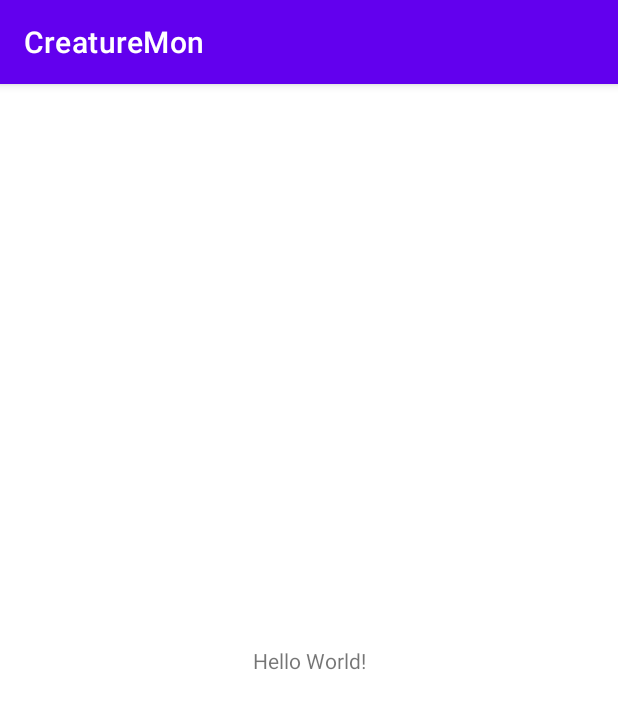
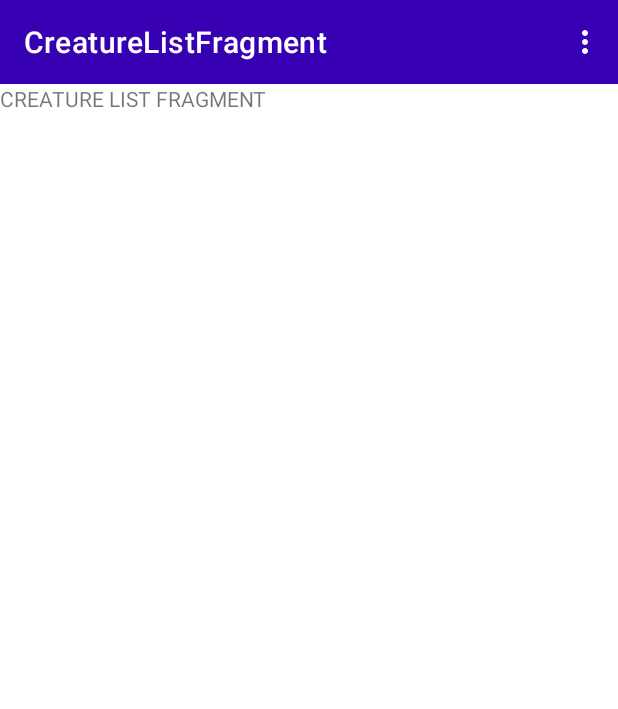
Before and after one commit to canonall/CreatureMon, an Android app: the screen it shows after launch (MainActivity), on a phone screen of 412 x 824 dp. Shown: the top 709 px of the screen. Run offline under Robolectric (Android 15) with nearby library versions, the phone set to English and light mode, and no system bars; our stand-ins replace data binding, navigation-ui.

Commit message:
Navigation Components added

```diff
--- a/app/src/main/AndroidManifest.xml
+++ b/app/src/main/AndroidManifest.xml
@@ -10,7 +10,7 @@
         android:supportsRtl="true"
         android:theme="@style/Theme.CreatureMon">
         <activity
-            android:name=".MainActivity"
+            android:name=".ui.creature.MainActivity"
             android:exported="true">
             <intent-filter>
                 <action android:name="android.intent.action.MAIN" />
--- a/app/src/main/java/com/canonal/creaturemon/MainActivity.kt
+++ /dev/null
@@ -1,11 +0,0 @@
-package com.canonal.creaturemon
-
-import androidx.appcompat.app.AppCompatActivity
-import android.os.Bundle
-
-class MainActivity : AppCompatActivity() {
-    override fun onCreate(savedInstanceState: Bundle?) {
-        super.onCreate(savedInstanceState)
-        setContentView(R.layout.activity_main)
-    }
-}
--- /dev/null
+++ b/app/src/main/java/com/canonal/creaturemon/ui/creature/CreatureListFragment.kt
@@ -0,0 +1,29 @@
+package com.canonal.creaturemon.ui.creature
+
+import android.os.Bundle
+import androidx.fragment.app.Fragment
+import android.view.LayoutInflater
+import android.view.View
+import android.view.ViewGroup
+import androidx.navigation.ui.AppBarConfiguration
+import com.canonal.creaturemon.R
+import com.canonal.creaturemon.databinding.FragmentCreatureListBinding
+
+class CreatureListFragment : Fragment() {
+
+    private lateinit var creatureListBinding: FragmentCreatureListBinding
+
+    override fun onCreateView(
+        inflater: LayoutInflater, container: ViewGroup?,
+        savedInstanceState: Bundle?
+    ): View {
+        creatureListBinding = FragmentCreatureListBinding.inflate(inflater, container, false)
+        return creatureListBinding.root
+    }
+
+    override fun onViewCreated(view: View, savedInstanceState: Bundle?) {
+
+    }
+
+
+}
--- /dev/null
+++ b/app/src/main/java/com/canonal/creaturemon/ui/creature/MainActivity.kt
@@ -0,0 +1,66 @@
+package com.canonal.creaturemon.ui.creature
+
+import android.os.Bundle
+import android.view.Menu
+import android.view.MenuItem
+import androidx.appcompat.app.AppCompatActivity
+import androidx.databinding.DataBindingUtil
+import androidx.navigation.NavController
+import androidx.navigation.findNavController
+import androidx.navigation.fragment.NavHostFragment
+import androidx.navigation.ui.AppBarConfiguration
+import androidx.navigation.ui.navigateUp
+import androidx.navigation.ui.onNavDestinationSelected
+import androidx.navigation.ui.setupActionBarWithNavController
+import com.canonal.creaturemon.R
+import com.canonal.creaturemon.databinding.ActivityMainBinding
+
+class MainActivity : AppCompatActivity() {
+
+    private lateinit var activityMainBinding: ActivityMainBinding
+    private lateinit var appBarConfiguration: AppBarConfiguration
+
+    override fun onCreate(savedInstanceState: Bundle?) {
+        super.onCreate(savedInstanceState)
+        activityMainBinding = DataBindingUtil.setContentView(this, R.layout.activity_main)
+
+        val host: NavHostFragment =
+            supportFragmentManager.findFragmentById(R.id.creature_nav_host_fragment) as NavHostFragment?
+                ?: return
+
+        val navController = host.navController
+        appBarConfiguration = AppBarConfiguration(
+            setOf(R.id.creatureListFragment)
+        )
+        setToolBar()
+        setupActionBar(navController, appBarConfiguration)
+    }
+
+
+    override fun onCreateOptionsMenu(menu: Menu?): Boolean {
+        menuInflater.inflate(R.menu.menu_overflow, menu)
+        return true
+    }
+
+    override fun onOptionsItemSelected(item: MenuItem): Boolean {
+        return item.onNavDestinationSelected(findNavController(R.id.creature_nav_host_fragment))
+                || super.onOptionsItemSelected(item)
+    }
+
+    override fun onSupportNavigateUp(): Boolean {
+        return findNavController(R.id.creature_nav_host_fragment).navigateUp(
+            appBarConfiguration
+        )
+    }
+
+    private fun setToolBar() {
+        setSupportActionBar(activityMainBinding.toolbar)
+    }
+
+    private fun setupActionBar(
+        navController: NavController,
+        appBarConfiguration: AppBarConfiguration
+    ) {
+        setupActionBarWithNavController(navController, appBarConfiguration)
+    }
+}
--- a/app/src/main/res/layout/activity_main.xml
+++ b/app/src/main/res/layout/activity_main.xml
@@ -1,18 +1,32 @@
 <?xml version="1.0" encoding="utf-8"?>
-<androidx.constraintlayout.widget.ConstraintLayout xmlns:android="http://schemas.android.com/apk/res/android"
+<layout xmlns:android="http://schemas.android.com/apk/res/android"
     xmlns:app="http://schemas.android.com/apk/res-auto"
-    xmlns:tools="http://schemas.android.com/tools"
-    android:layout_width="match_parent"
-    android:layout_height="match_parent"
-    tools:context=".MainActivity">
+    xmlns:tools="http://schemas.android.com/tools">
 
-    <TextView
-        android:layout_width="wrap_content"
-        android:layout_height="wrap_content"
-        android:text="Hello World!"
-        app:layout_constraintBottom_toBottomOf="parent"
-        app:layout_constraintLeft_toLeftOf="parent"
-        app:layout_constraintRight_toRightOf="parent"
-        app:layout_constraintTop_toTopOf="parent" />
+    <data>
 
-</androidx.constraintlayout.widget.ConstraintLayout>
+    </data>
+
+    <RelativeLayout
+        android:layout_width="match_parent"
+        android:layout_height="match_parent"
+        tools:context=".view.ui.MainActivity">
+
+        <androidx.appcompat.widget.Toolbar
+            android:id="@+id/toolbar"
+            style="@style/Base_ToolbarStyle"
+            android:layout_width="match_parent"
+            android:layout_height="wrap_content"
+            android:layout_alignParentTop="true"/>
+
+        <androidx.fragment.app.FragmentContainerView
+            android:layout_below="@+id/toolbar"
+            android:id="@+id/creature_nav_host_fragment"
+            android:name="androidx.navigation.fragment.NavHostFragment"
+            android:layout_width="match_parent"
+            android:layout_height="match_parent"
+            app:defaultNavHost="true"
+            app:navGraph="@navigation/creaturemon_nav_graph" />
+
+    </RelativeLayout>
+</layout>
--- /dev/null
+++ b/app/src/main/res/layout/fragment_creature_list.xml
@@ -0,0 +1,20 @@
+<?xml version="1.0" encoding="utf-8"?>
+<layout xmlns:android="http://schemas.android.com/apk/res/android"
+    xmlns:tools="http://schemas.android.com/tools">
+
+    <data>
+
+    </data>
+
+    <FrameLayout
+        android:layout_width="match_parent"
+        android:layout_height="match_parent"
+        tools:context=".ui.creature.CreatureListFragment">
+
+        <TextView
+            android:layout_width="match_parent"
+            android:layout_height="match_parent"
+            android:text="CREATURE LIST FRAGMENT" />
+
+    </FrameLayout>
+</layout>
--- /dev/null
+++ b/app/src/main/res/menu/menu_overflow.xml
@@ -0,0 +1,10 @@
+<?xml version="1.0" encoding="utf-8"?>
+<menu xmlns:android="http://schemas.android.com/apk/res/android">
+    <item
+        android:id="@+id/clearAll"
+        android:title="@string/clear_all" />
+
+    <item
+        android:id="@+id/addCreatureFragment"
+        android:title="@string/add_creature" />
+</menu>
--- /dev/null
+++ b/app/src/main/res/navigation/creaturemon_nav_graph.xml
@@ -0,0 +1,18 @@
+<?xml version="1.0" encoding="utf-8"?>
+<navigation xmlns:android="http://schemas.android.com/apk/res/android"
+    xmlns:app="http://schemas.android.com/apk/res-auto"
+    xmlns:tools="http://schemas.android.com/tools"
+    android:id="@+id/creaturemon_nav_graph"
+    app:startDestination="@id/creatureListFragment">
+
+    <fragment
+        android:id="@+id/creatureListFragment"
+        android:name="com.canonal.creaturemon.ui.creature.CreatureListFragment"
+        android:label="CreatureListFragment"
+        tools:layout="@layout/fragment_creature_list" />
+    <fragment
+        android:id="@+id/addCreatureFragment"
+        android:name="com.canonal.creaturemon.ui.creature.AddCreatureFragment"
+        android:label="AddCreatureFragment"
+        tools:layout="@layout/fragment_add_creature" />
+</navigation>
--- a/app/src/main/res/values-night/themes.xml
+++ b/app/src/main/res/values-night/themes.xml
@@ -1,6 +1,6 @@
 <resources xmlns:tools="http://schemas.android.com/tools">
     <!-- Base application theme. -->
-    <style name="Theme.CreatureMon" parent="Theme.MaterialComponents.DayNight.DarkActionBar">
+    <style name="Theme.CreatureMon" parent="Theme.MaterialComponents.Light.NoActionBar">
         <!-- Primary brand color. -->
         <item name="colorPrimary">@color/purple_200</item>
         <item name="colorPrimaryVariant">@color/purple_700</item>
@@ -13,4 +13,17 @@
         <item name="android:statusBarColor" tools:targetApi="l">?attr/colorPrimaryVariant</item>
         <!-- Customize your theme here. -->
     </style>
+
+    <style name="Base_ToolbarStyle">
+        <item name="popupTheme">@style/ThemeOverlay.AppCompat.Light</item>
+        <item name="android:background">@color/purple_700</item>
+        <item name="android:theme">@style/Base_ToolbarTheme</item>
+    </style>
+
+    <style name="Base_ToolbarTheme">
+        <!-- Color used for the title of the Toolbar - as long as not overridden -->
+        <item name="android:textColorPrimary">@color/white</item>
+        <!-- Used to color back button and three dots -->
+        <item name="android:textColorSecondary">@color/white</item>
+    </style>
 </resources>
--- a/app/src/main/res/values/strings.xml
+++ b/app/src/main/res/values/strings.xml
@@ -1,3 +1,6 @@
 <resources>
     <string name="app_name">CreatureMon</string>
+    <string name="clear_all">Clear All</string>
+    <string name="add_creature">Add Creature</string>
+    <string name="hello_blank_fragment">Hello blank fragment</string>
 </resources>
--- a/app/src/main/res/values/themes.xml
+++ b/app/src/main/res/values/themes.xml
@@ -1,6 +1,6 @@
 <resources xmlns:tools="http://schemas.android.com/tools">
     <!-- Base application theme. -->
-    <style name="Theme.CreatureMon" parent="Theme.MaterialComponents.DayNight.DarkActionBar">
+    <style name="Theme.CreatureMon" parent="Theme.MaterialComponents.Light.NoActionBar">
         <!-- Primary brand color. -->
         <item name="colorPrimary">@color/purple_500</item>
         <item name="colorPrimaryVariant">@color/purple_700</item>
@@ -13,4 +13,17 @@
         <item name="android:statusBarColor" tools:targetApi="l">?attr/colorPrimaryVariant</item>
         <!-- Customize your theme here. -->
     </style>
+
+    <style name="Base_ToolbarStyle">
+        <item name="popupTheme">@style/ThemeOverlay.AppCompat.Light</item>
+        <item name="android:background">@color/purple_700</item>
+        <item name="android:theme">@style/Base_ToolbarTheme</item>
+    </style>
+
+    <style name="Base_ToolbarTheme">
+        <!-- Color used for the title of the Toolbar - as long as not overridden -->
+        <item name="android:textColorPrimary">@color/white</item>
+        <!-- Used to color back button and three dots -->
+        <item name="android:textColorSecondary">@color/white</item>
+    </style>
 </resources>
--- a/build.gradle
+++ b/build.gradle
@@ -1,5 +1,8 @@
 // Top-level build file where you can add configuration options common to all sub-projects/modules.
 buildscript {
+    ext {
+        navigationVersion = "2.4.0-beta02"
+    }
     repositories {
         google()
         mavenCentral()
@@ -7,7 +10,7 @@ buildscript {
     dependencies {
         classpath "com.android.tools.build:gradle:7.0.4"
         classpath "org.jetbrains.kotlin:kotlin-gradle-plugin:1.6.10"
-
+        classpath "androidx.navigation:navigation-safe-args-gradle-plugin:$navigationVersion"
         // NOTE: Do not place your application dependencies here; they belong
         // in the individual module build.gradle files
     }
```
Also changed, not shown: app/build.gradle (+36 -1 lines), app/src/main/java/com/canonal/creaturemon/ui/creature/AddCreatureFragment.kt (added, +60 -0 lines), app/src/main/res/layout/fragment_add_creature.xml (added, +20 -0 lines).
